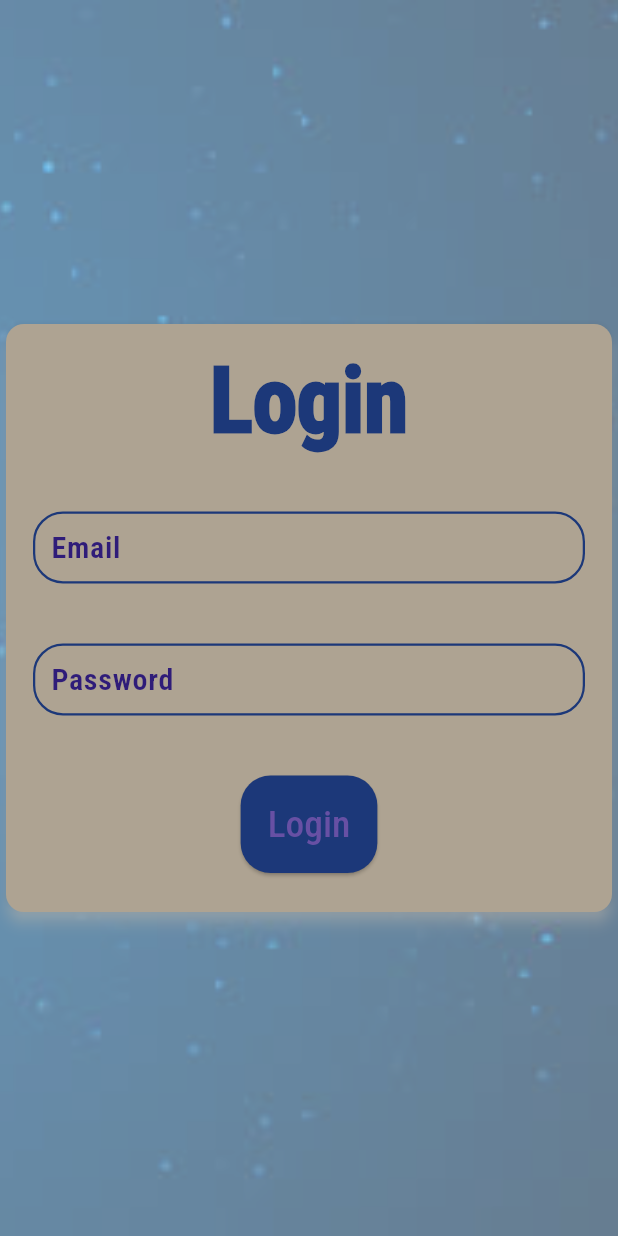
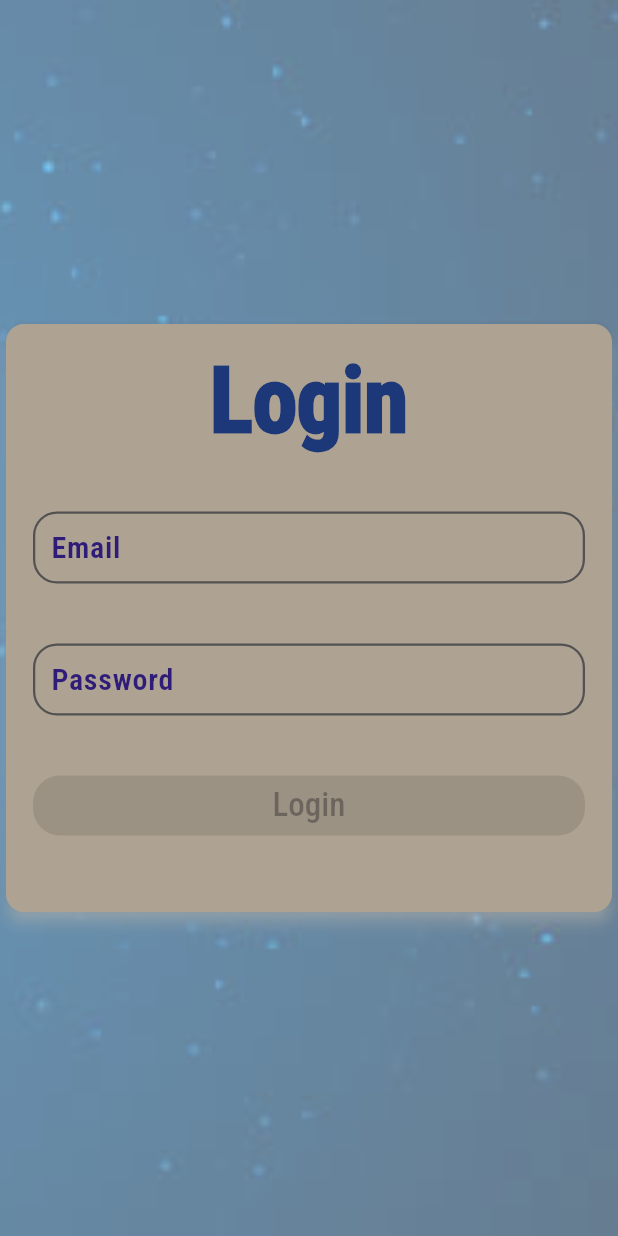
Before and after one commit to esraa-mohamad/Graduation-Project-Double-Helix-Detective-System, a Flutter app: the screen it shows after launch, after a tap on "Skip", on a phone screen of 412 x 824 dp. Run offline on Flutter 3.47's test engine with Material 3 defaults, Android fonts, the phone set to English and light mode, and no system bars; our stand-ins replace animated_text_kit, flutter_svg, freezed_annotation, lottie.

Commit message:
edit login view model and login view

```diff
--- a/lib/presentation/resource/color_manager.dart
+++ b/lib/presentation/resource/color_manager.dart
@@ -7,6 +7,7 @@ class ColorManager {
   static const Color background =  Color(0xffaea392);
   static const Color lightBackground = Color.fromRGBO(249, 245, 235,1);
   static const Color shadow =  Color(0xfff9f5eb);
-  static const Color gray =  Color(0xffc5c4c3);
+  static const Color gray =  Color(0xff525252);
   static const Color error = Color(0xffEE1828);
+  static Color white = const Color(0xffFFFFFF);
 }
--- a/lib/presentation/resource/font_manager.dart
+++ b/lib/presentation/resource/font_manager.dart
@@ -17,6 +17,7 @@ class FontWeightManager
 
 class FontSize
 {
+  static const double s14 = 14.0;
   static const double s16 = 16.0;
   static const double s18 = 18.0;
   static const double s20 = 20.0;
--- a/lib/presentation/resource/strings_manager.dart
+++ b/lib/presentation/resource/strings_manager.dart
@@ -9,4 +9,9 @@ class AppStrings{
   static const paternity = "Paternity Tests";
   static const paternitySub = "determines if a man is the biological father of a child ";
   static const skip = "Skip";
+  static const login = "Login";
+  static const email = "Email";
+  static const password = "Password";
+  static const emailError = "Please enter your email";
+  static const passwordError = "Please enter your password";
 }
--- a/lib/presentation/resource/theme_manager.dart
+++ b/lib/presentation/resource/theme_manager.dart
@@ -39,15 +39,11 @@ ThemeData getApplicationTheme(){
     // elevated button them
     elevatedButtonTheme: ElevatedButtonThemeData(
       style: ElevatedButton.styleFrom(
-        textStyle: getRegularStyle(
-            color: ColorManager.lightBackground,
-            fontSize: FontSize.s25
-        ),
-        padding: const EdgeInsets.all(AppSize.s18),
-        backgroundColor: ColorManager.primary,
-        shape: RoundedRectangleBorder(
-            borderRadius: BorderRadius.circular(AppSize.s20)
-        ),
+          textStyle: getRegularStyle(color: ColorManager.white,fontSize: FontSize.s22),
+          shape: RoundedRectangleBorder(
+              borderRadius: BorderRadius.circular(AppSize.s18)
+          ),
+          backgroundColor: ColorManager.primary
       ),
     ),
 
@@ -81,34 +77,36 @@ ThemeData getApplicationTheme(){
         getRegularStyle(color: ColorManager.gray, fontSize: FontSize.s16),
         labelStyle:
         getMediumStyle(color: ColorManager.title, fontSize: FontSize.s20),
-        errorStyle: getRegularStyle(color: ColorManager.error),
+        errorStyle: getRegularStyle(color: ColorManager.error , fontSize: FontSize.s14),
 
         // border
         border: const OutlineInputBorder(
             borderSide:
-            BorderSide(color: ColorManager.primary, width: AppSize.s1_5),
-            borderRadius: BorderRadius.all(Radius.circular(AppSize.s20))),
+            BorderSide(color: ColorManager.gray, width: AppSize.s1_5),
+            borderRadius: BorderRadius.all(Radius.circular(AppSize.s16))),
         // enabled border style
         enabledBorder: const OutlineInputBorder(
             borderSide:
-            BorderSide(color: ColorManager.primary, width: AppSize.s1_5),
-            borderRadius: BorderRadius.all(Radius.circular(AppSize.s20))),
+            BorderSide(color: ColorManager.gray, width: AppSize.s1_5),
+            borderRadius: BorderRadius.all(Radius.circular(AppSize.s16))),
 
         // focused border style
         focusedBorder: const OutlineInputBorder(
             borderSide:
-            BorderSide(color: ColorManager.gray, width: AppSize.s1_5),
-            borderRadius: BorderRadius.all(Radius.circular(AppSize.s20))),
+            BorderSide(color: ColorManager.primary, width: AppSize.s1_5),
+            borderRadius: BorderRadius.all(Radius.circular(AppSize.s16))),
 
         // error border style
         errorBorder: const OutlineInputBorder(
             borderSide:
             BorderSide(color: ColorManager.error, width: AppSize.s1_5),
-            borderRadius: BorderRadius.all(Radius.circular(AppSize.s20))),
+            borderRadius: BorderRadius.all(Radius.circular(AppSize.s16))),
         // focused border style
         focusedErrorBorder: const OutlineInputBorder(
             borderSide:
             BorderSide(color: ColorManager.primary, width: AppSize.s1_5),
-            borderRadius: BorderRadius.all(Radius.circular(AppSize.s20)))),
+            borderRadius: BorderRadius.all(Radius.circular(AppSize.s16))
+        ),
+    ),
   );
 }
--- a/lib/presentation/screens/login/view/login_view.dart
+++ b/lib/presentation/screens/login/view/login_view.dart
@@ -4,6 +4,8 @@ import 'package:double_helix_detective_system/presentation/screens/login/viewMod
 import 'package:double_helix_detective_system/presentation/widget/elevated_button.dart';
 import 'package:double_helix_detective_system/presentation/widget/text_form_field.dart';
 import 'package:flutter/material.dart';
+
+import '../../../resource/strings_manager.dart';
 class LoginView extends StatefulWidget {
   const LoginView({super.key});
 
@@ -15,8 +17,11 @@ class _LoginViewState extends State<LoginView> {
 
   final LoginViewModel _loginViewModel = LoginViewModel();
 
+  final _formKey = GlobalKey<FormState>();
+
   final TextEditingController _emailController = TextEditingController();
   final TextEditingController _passwordController = TextEditingController();
+
 
   _bind(){
     _loginViewModel.start();
@@ -32,7 +37,12 @@ class _LoginViewState extends State<LoginView> {
 
   @override
   Widget build(BuildContext context) {
-    return Scaffold(
+    return _loginViewContent();
+  }
+
+
+  Widget _loginViewContent(){
+    return  Scaffold(
       body: Container(
         decoration: BoxDecoration(
           image: DecorationImage(
@@ -51,35 +61,71 @@ class _LoginViewState extends State<LoginView> {
             child: Card(
               child: Padding(
                 padding: const EdgeInsets.all(AppPadding.p18),
+                child: SingleChildScrollView(
                   child: Center(
+                    child: Form(
+                      key: _formKey,
                       child: Column(
                         children: [
                           Text(
-                        'Login',
+                            AppStrings.login,
                             style: Theme.of(context).textTheme.displayLarge,
                           ),
                           const SizedBox(
                             height: AppSize.s40,
                           ),
-                      const CustomeTextField(
-                          hintText: 'Email',
-                          labelText: 'Email'
+                          StreamBuilder<bool>(
+                              stream: _loginViewModel.outIsEmailValid,
+                              builder: (context , snapshot){
+                                return  CustomeTextField(
+                                    keyboardType: TextInputType.emailAddress,
+                                    controller: _emailController,
+                                    hintText: AppStrings.email,
+                                    labelText: AppStrings.email,
+                                    errorText: (snapshot.data ?? true)
+                                        ? null
+                                        : AppStrings.emailError,
+                                );
+                              }
                           ),
                           const SizedBox(
                             height: AppSize.s40,
                           ),
-                      const CustomeTextField(
-                          hintText: 'Password',
-                          labelText: 'Password'
+                          StreamBuilder<bool>(
+                              stream: _loginViewModel.outIsPasswordValid,
+                              builder: (context , snapshot){
+                                return CustomeTextField(
+                                    keyboardType: TextInputType.visiblePassword,
+                                    controller: _passwordController,
+                                    hintText: AppStrings.password,
+                                    labelText: AppStrings.password,
+                                    errorText: (snapshot.data ?? true)
+                                        ? null
+                                        : AppStrings.emailError,
+                                );
+                              }
                           ),
                           const SizedBox(
                             height: AppSize.s40,
                           ),
-                      CustomeElevatedButton(
-                        onPressed: (){},
-                        textButton: 'Login',
+                          StreamBuilder(
+                              stream: _loginViewModel.outAreAllInputValid,
+                              builder: (context , snapshot){
+                                return SizedBox(
+                                  width: double.infinity,
+                                  height: AppSize.s40,
+                                  child: CustomeElevatedButton(
+                                      onPressed: (snapshot.data ?? false)
+                                          ?(){_loginViewModel.login();}
+                                          : null ,
+                                      textButton: AppStrings.login
+                                  ),
+                                );
+                              }
                           ),
                         ],
+                      ),
+                    ),
                   ),
                 ),
               ),
@@ -90,6 +136,7 @@ class _LoginViewState extends State<LoginView> {
     );
   }
 
+
   @override
   void dispose() {
     super.dispose();
--- a/lib/presentation/screens/login/viewModel/login_viewmodel.dart
+++ b/lib/presentation/screens/login/viewModel/login_viewmodel.dart
@@ -10,6 +10,7 @@ class LoginViewModel extends BaseViewModel with
 
   final StreamController _emailStreamController = StreamController<String>.broadcast();
   final StreamController _passwordStreamController = StreamController<String>.broadcast();
+  final StreamController _outAllInputValidStreamController = StreamController<void>.broadcast();
 
   var loginObject = LoginObject(email: "", password: "");
 
@@ -19,6 +20,7 @@ class LoginViewModel extends BaseViewModel with
   void dispose() {
     _passwordStreamController.close();
     _emailStreamController.close();
+    _outAllInputValidStreamController.close();
   }
 
   @override
@@ -37,13 +39,15 @@ class LoginViewModel extends BaseViewModel with
   @override
   setPassword(String password) {
     inputPassword.add(password);
-    loginObject.copyWith(password: password);
+    loginObject = loginObject.copyWith(password: password);
+    inputValid.add(null);
   }
 
   @override
   setEmail(String email) {
     inputEmail.add(email);
-    loginObject.copyWith(email: email);
+    loginObject = loginObject.copyWith(email: email);
+    inputValid.add(null);
   }
 
   @override
@@ -53,23 +57,36 @@ class LoginViewModel extends BaseViewModel with
   @override
   Sink get inputPassword => _passwordStreamController.sink;
 
+  @override
+  Sink get inputValid => _outAllInputValidStreamController.sink;
 
   // outputs *******************
   @override
   Stream<bool> get outIsEmailValid => _emailStreamController.stream
-      .map((email) => isEmailValid(email));
+      .map((email) => _isEmailValid(email));
 
   @override
   Stream<bool> get outIsPasswordValid => _passwordStreamController.stream
-      .map((password) => isPasswordValid(password));
+      .map((password) => _isPasswordValid(password));
 
-  bool isEmailValid(String email){
+  @override
+  Stream<bool> get outAreAllInputValid => _outAllInputValidStreamController.stream.
+  map((_) => _areAllValidInput()
+  );
+
+  bool _isEmailValid(String email){
     return email.isNotEmpty;
   }
 
-  bool isPasswordValid(String password){
+  bool _isPasswordValid(String password){
     return password.isNotEmpty;
   }
+
+  bool _areAllValidInput(){
+    return _isEmailValid(loginObject.email)
+        && _isPasswordValid(loginObject.password);
+  }
+
 }
 
 mixin LoginViewModelInput {
@@ -79,10 +96,12 @@ mixin LoginViewModelInput {
 
   Sink get inputEmail;
   Sink get inputPassword;
+  Sink get inputValid;
 
 }
 
 mixin LoginViewModelOutput {
   Stream<bool> get outIsEmailValid;
   Stream<bool> get outIsPasswordValid;
+  Stream<bool> get outAreAllInputValid;
 }
--- a/lib/presentation/widget/text_form_field.dart
+++ b/lib/presentation/widget/text_form_field.dart
@@ -4,26 +4,26 @@ class CustomeTextField extends StatelessWidget {
    const CustomeTextField({
      required this.hintText ,
      required this.labelText ,
+     this.errorText,
+     this.keyboardType,
+     this.controller,
      super.key
    });
 
   final String hintText ;
   final String labelText ;
-
+  final String?  errorText ;
+  final TextInputType? keyboardType ;
+  final TextEditingController? controller ;
   @override
   Widget build(BuildContext context) {
     return   TextFormField(
+      keyboardType: keyboardType,
+      controller: controller,
       decoration: InputDecoration(
         labelText: labelText,
-        labelStyle:Theme.of(context).inputDecorationTheme.labelStyle,
         hintText: hintText,
-        hintStyle: Theme.of(context).inputDecorationTheme.hintStyle,
-        errorStyle: Theme.of(context).inputDecorationTheme.errorStyle,
-        border: Theme.of(context).inputDecorationTheme.border,
-        enabledBorder: Theme.of(context).inputDecorationTheme.enabledBorder,
-        focusedBorder: Theme.of(context).inputDecorationTheme.focusedBorder,
-        focusedErrorBorder: Theme.of(context).inputDecorationTheme.focusedErrorBorder,
-        errorBorder: Theme.of(context).inputDecorationTheme.errorBorder,
+        errorText: errorText,
       ),
     );
   }
```
Lines whose indentation alone changed are shown as unchanged.
